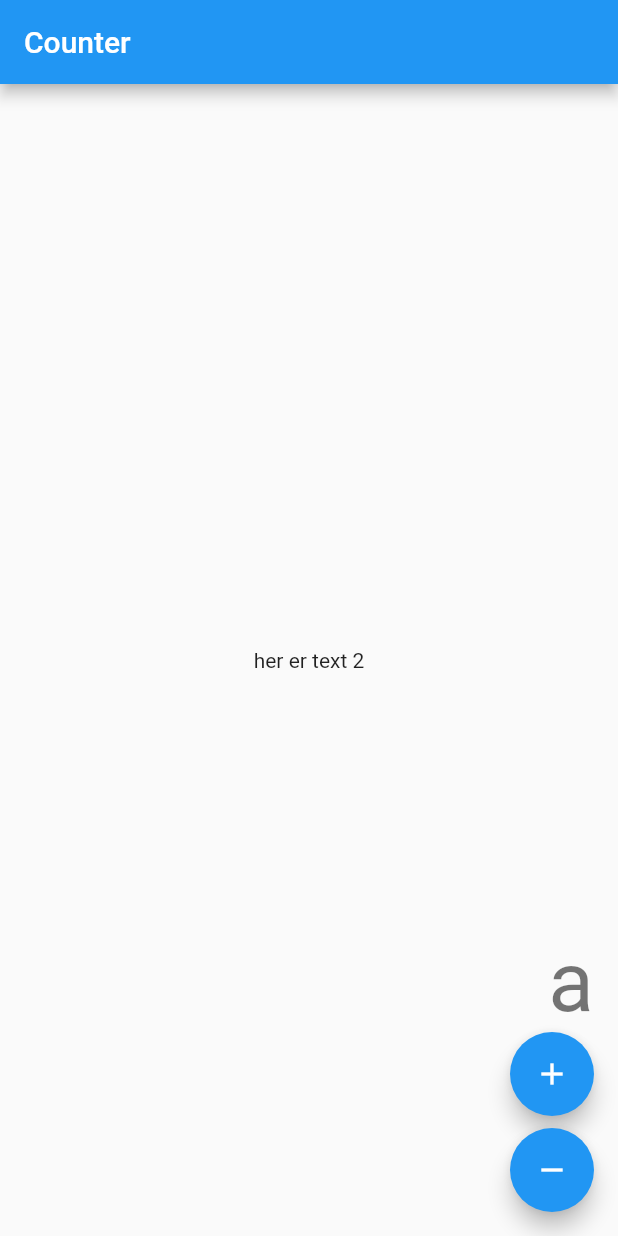
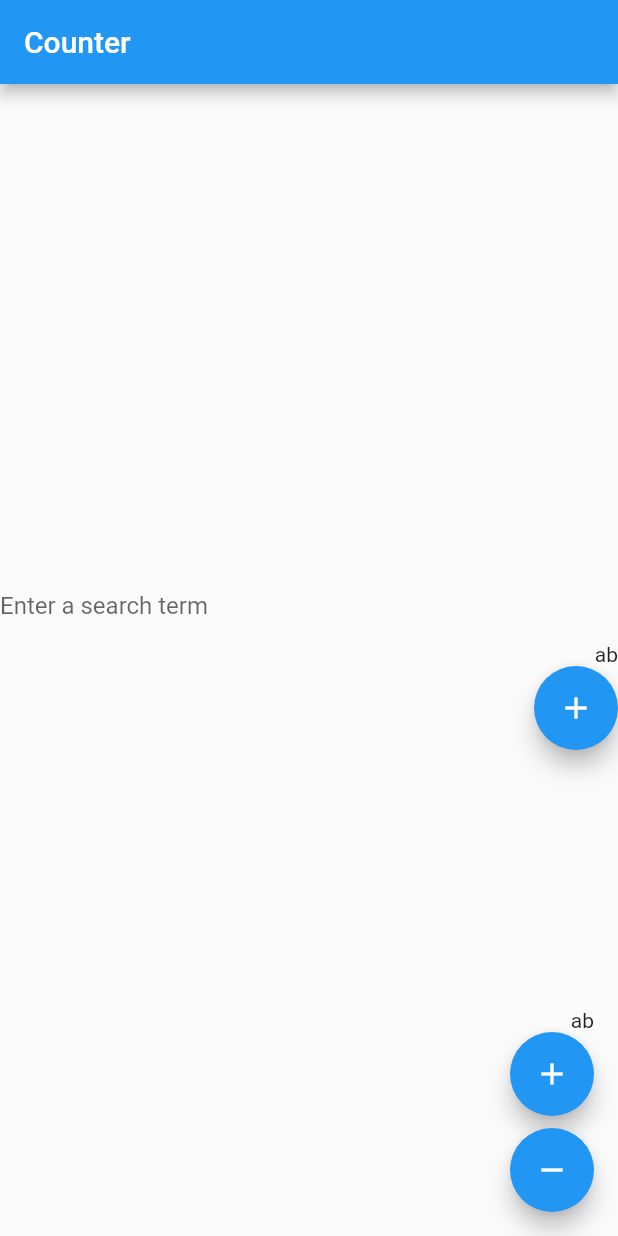
Before and after one commit to Weiqifan1/flutter_web_try, a Flutter app: the screen it shows after launch, after a tap on the "add" icon, on a phone screen of 412 x 824 dp. Run offline on Flutter 3.47's test engine with Material 2 defaults, Android fonts, the phone set to English and light mode, and no system bars; our stand-ins replace bloc, flutter_bloc.

Commit message:
try to get text from textfiled

```diff
--- a/lib/counter/cubit/counter_cubit.dart
+++ b/lib/counter/cubit/counter_cubit.dart
@@ -15,18 +15,18 @@ class CounterCubit extends Cubit<String> {
 }
 
 class chrCubitHelper {
-  String inputState = '';
 
   chrCubitHelper();
 
   String makeBigger(String input){
-    String result = input + 'a';
+    String result = input + 'ab';
     return result;
   }
 
   String makeSmaller(String input){
     if (input.length > 3) {
-      return input.substring(0, input.length-1);
+      String result = input.substring(0, input.length-1);
+      return result;
     }else {
       return input;
     }
--- a/lib/counter/view/counter_view.dart
+++ b/lib/counter/view/counter_view.dart
@@ -9,20 +9,51 @@ import '../counter.dart';
   //dette vil ikke virke. jeg maa laese teksten om layout igen
 //}
 
-const centerText = Text('her er text 2');
+const centerText = Text('her er text 3');
 
 /// {@template counter_view}
 /// A [StatelessWidget] which reacts to the provided
 /// [CounterCubit] state and notifies it in response to user input.
 /// {@endtemplate}
 class CounterView extends StatelessWidget {
+  TextEditingController emailController = new TextEditingController();
+
   @override
   Widget build(BuildContext context) {
     final textTheme = Theme.of(context).textTheme;
     return Scaffold(
       appBar: AppBar(title: const Text('Counter')),
       body: Center(
-        child: centerText,
+        child:
+        Column(
+        mainAxisAlignment: MainAxisAlignment.center,//MainAxisAlignment.end,
+        crossAxisAlignment: CrossAxisAlignment.end,
+        children: <Widget>[
+          TextField(
+            controller: emailController,
+            decoration: InputDecoration(
+                border: InputBorder.none,
+                hintText: 'Enter a search term'
+            ),
+          ),
+          BlocBuilder<CounterCubit, String>(
+            builder: (context, state) {
+              return Text('$state');//, style: textTheme.headline2);
+            },
+          ),
+          FloatingActionButton(
+            key: const Key('counterView_increment_floatingActionButton'),
+            child: const Icon(Icons.add),
+            onPressed: () => context.read<CounterCubit>().increment(),
+          ),
+        ],
+      ),
+            /*
+        BlocBuilder<CounterCubit, String>(
+          builder: (context, state) {
+            return Text('$state');//, style: textTheme.headline2);
+          },
+        ),*/
       ),
       floatingActionButton: Column(
         mainAxisAlignment: MainAxisAlignment.end,
@@ -30,7 +61,7 @@ class CounterView extends StatelessWidget {
         children: <Widget>[
           BlocBuilder<CounterCubit, String>(
             builder: (context, state) {
-              return Text('$state', style: textTheme.headline2);
+              return Text('$state');//, style: textTheme.headline2);
             },
           ),
           FloatingActionButton(
```
